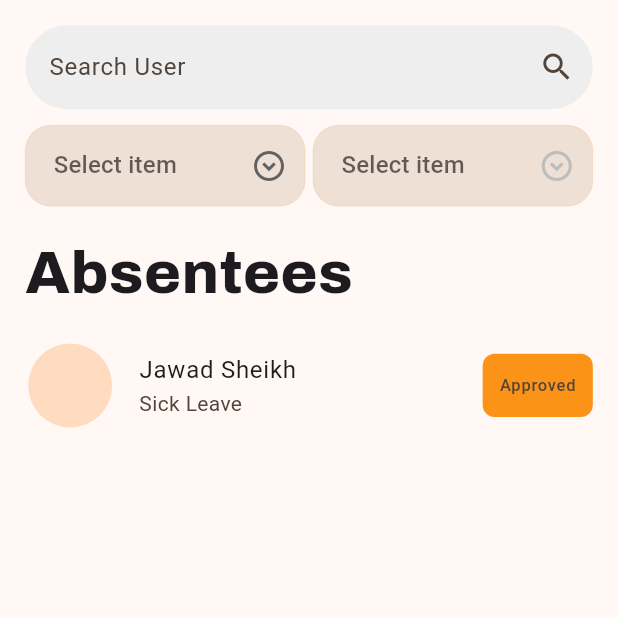
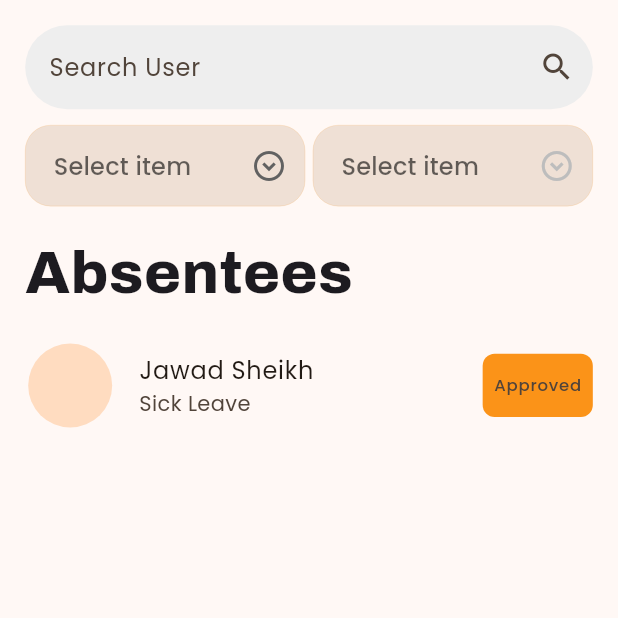
Before and after one commit to abdulrehman04/Crewmeister-app, a Flutter app: the screen it shows after launch, on a phone screen of 412 x 824 dp, the top half of it. Run offline on Flutter 3.47's test engine with Material 3 defaults, Android fonts, the phone set to English and light mode, and no system bars; our stand-ins replace flutter_screenutil, form_builder_validators, go_router, google_fonts.

```diff
--- a/lib/main.dart
+++ b/lib/main.dart
@@ -38,7 +38,7 @@ class MyApp extends StatelessWidget {
           debugShowCheckedModeBanner: false,
           theme: ThemeData(
             colorScheme: ColorScheme.fromSeed(seedColor: AppTheme.kPrimary),
-            textTheme: GoogleFonts.robotoTextTheme(),
+            textTheme: GoogleFonts.poppinsTextTheme(),
             primaryColor: AppTheme.kPrimary,
           ),
           routerDelegate: AppRouter.router.routerDelegate,
```
